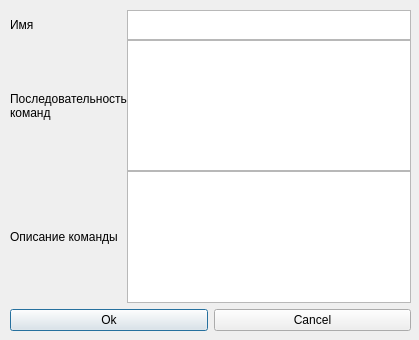
First picture: the form in TestMyWidget/newcommandwindow.ui, repository DizelforClaSS/Qt-project, before the edit.
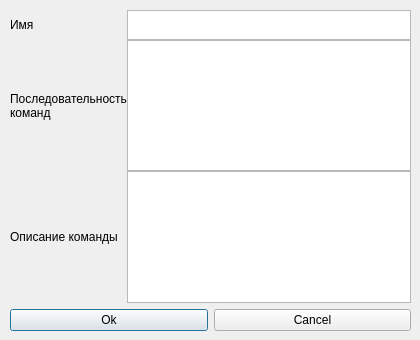
Second picture: the form after the edit.

What changed in the file:
```diff
--- a/TestMyWidget/newcommandwindow.ui
+++ b/TestMyWidget/newcommandwindow.ui
@@ -6,10 +6,22 @@
    <rect>
     <x>0</x>
     <y>0</y>
-    <width>419</width>
+    <width>420</width>
     <height>340</height>
    </rect>
   </property>
+  <property name="minimumSize">
+   <size>
+    <width>420</width>
+    <height>340</height>
+   </size>
+  </property>
+  <property name="maximumSize">
+   <size>
+    <width>419</width>
+    <height>340</height>
+   </size>
+  </property>
   <property name="windowTitle">
    <string>New Command</string>
   </property>
```
